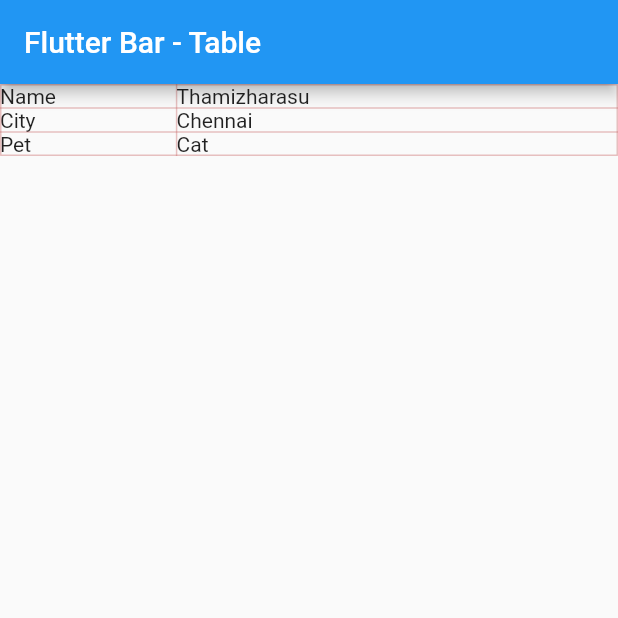
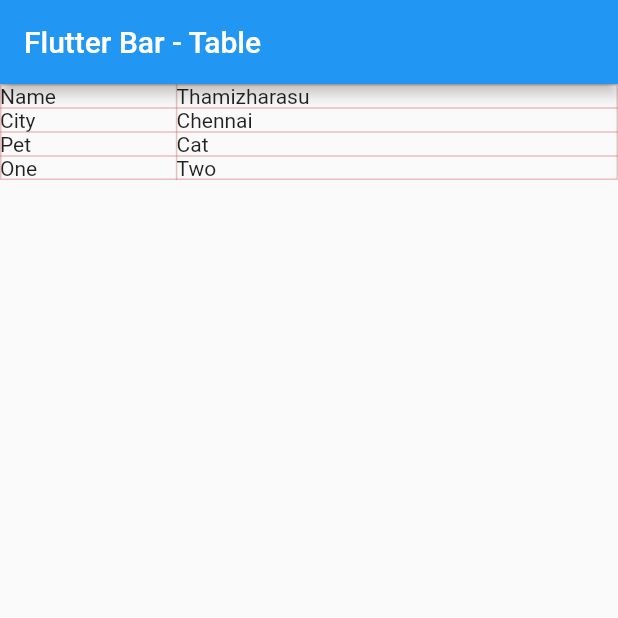
Before and after one commit to hustlebar/flutterbar, a Flutter app: the screen it shows after launch, on a phone screen of 412 x 824 dp, the top half of it. Run offline on Flutter 3.47's test engine with Material 2 defaults, Android fonts, the phone set to English and light mode, and no system bars.

Commit message:
table cell tried

```diff
--- a/lib/layouts/table.dart
+++ b/lib/layouts/table.dart
@@ -58,6 +58,15 @@ class FlutterBarTable extends StatelessWidget {
       ]
     ));
 
+    children.add(TableRow(
+      children: [
+        TableCell(
+          child: Text('One')
+        ),
+        TableCell(child: Text('Two'))
+      ]
+    ));
+
     return children;
   }
 }
```
